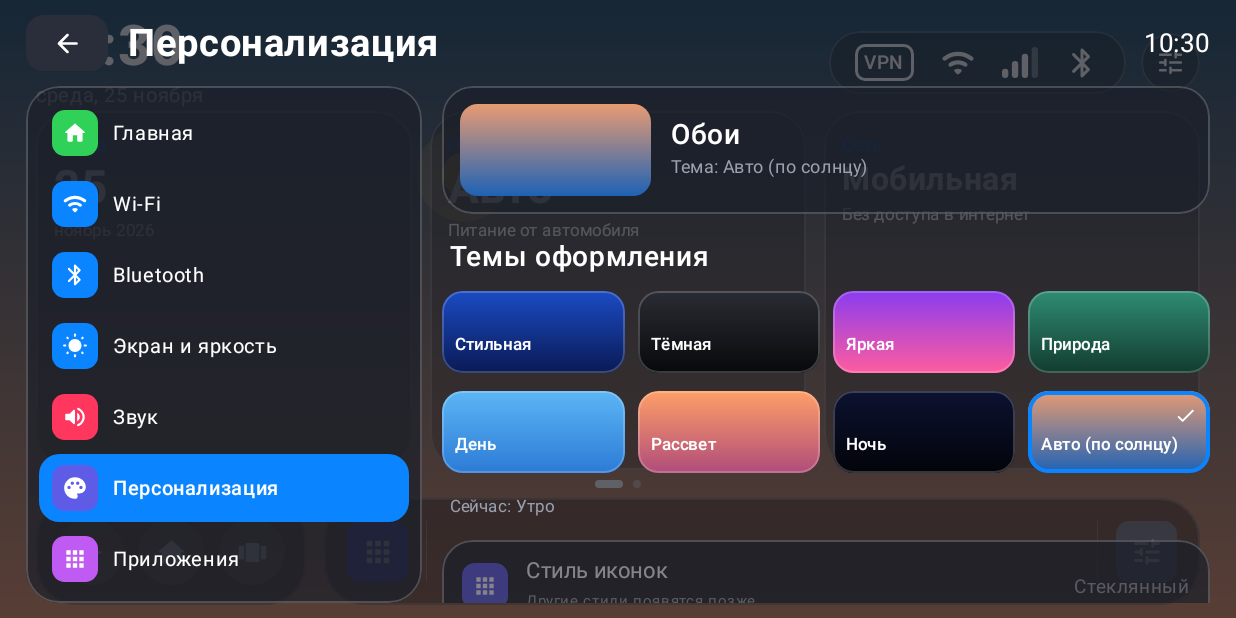
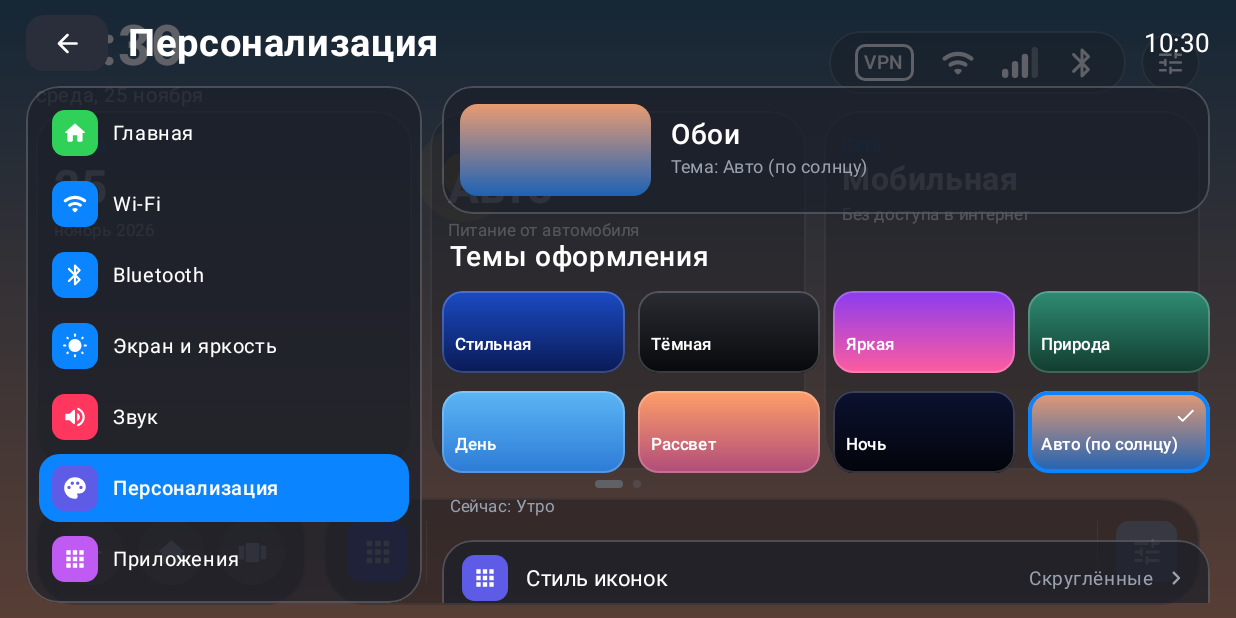
Before and after one commit to gyurdzhyan8631-netizen/aibox-ipad-launcher, an Android app built with Jetpack Compose: the screen it shows after launch (MainActivity), after a tap on "Авто", on a phone screen of 824 x 412 dp (held sideways). Run offline under Robolectric (Android 15) with nearby library versions, the phone set to English and light mode, and no system bars; pictures from the network do not load; 1 other tap on this screen came first.

Commit message:
Add launcher customization options
Co-authored-by: Copilot <223556219+Copilot@users.noreply.github.com>

```diff
--- a/app-drawer/src/main/java/com/aibox/launcher/appdrawer/AppDrawerOverlay.kt
+++ b/app-drawer/src/main/java/com/aibox/launcher/appdrawer/AppDrawerOverlay.kt
@@ -48,7 +48,9 @@ fun AppDrawerOverlay(
     onLaunchApp: (InstalledApp) -> Unit,
     onDismiss: () -> Unit,
     modifier: Modifier = Modifier,
-    iconScale: Float = 1f
+    iconScale: Float = 1f,
+    customIcons: Map<String, String> = emptyMap(),
+    iconCornerRadiusFraction: Float = 0.22f
 ) {
     AnimatedVisibility(
         visible = visible,
@@ -108,6 +110,8 @@ fun AppDrawerOverlay(
                             AppIconView(
                                 app = app,
                                 iconSize = 56.dp * iconScale,
+                                customIconUri = customIcons[app.packageName],
+                                cornerRadiusFraction = iconCornerRadiusFraction,
                                 onClick = { onLaunchApp(app) }
                             )
                         }
--- a/app/src/main/java/com/aibox/launcher/MainActivity.kt
+++ b/app/src/main/java/com/aibox/launcher/MainActivity.kt
@@ -19,7 +19,6 @@ import androidx.compose.runtime.setValue
 import androidx.core.view.WindowCompat
 import androidx.core.view.WindowInsetsCompat
 import androidx.core.view.WindowInsetsControllerCompat
-import com.aibox.launcher.core.ui.theme.AiBoxLauncherTheme
 import com.aibox.launcher.shell.LauncherRootScreen
 
 class MainActivity : ComponentActivity() {
@@ -55,7 +54,6 @@ class MainActivity : ComponentActivity() {
         )
 
         setContent {
-            AiBoxLauncherTheme {
             LauncherRootScreen(
                 appWidgetHost = widgetHost,
                 widgetIdsByScreen = desktopWidgetIds,
@@ -65,7 +63,6 @@ class MainActivity : ComponentActivity() {
                 onChooseDockIcon = ::chooseDockIcon,
                 onClearDockIcon = ::clearDockIcon
             )
-            }
         }
     }
 
--- a/core/core-model/src/main/java/com/aibox/launcher/core/model/LauncherModels.kt
+++ b/core/core-model/src/main/java/com/aibox/launcher/core/model/LauncherModels.kt
@@ -6,6 +6,12 @@ enum class VisualStyle(val title: String) {
     PREMIUM_GLASS("Premium Glass"),
     CLEAN_MINIMAL("Clean Minimal"),
     AUTOMOTIVE_PREMIUM("Automotive Premium")
+}
+
+enum class IconShape(val title: String, val cornerRadiusFraction: Float) {
+    ROUNDED("Скруглённые", 0.22f),
+    CIRCLE("Круглые", 0.5f),
+    SQUARE("Квадратные", 0f)
 }
 
 enum class AnimationIntensity(val title: String, val scaleFactor: Float) {
--- a/core/core-ui/src/main/java/com/aibox/launcher/core/ui/theme/Theme.kt
+++ b/core/core-ui/src/main/java/com/aibox/launcher/core/ui/theme/Theme.kt
@@ -97,39 +97,50 @@ fun tokensForStyle(style: VisualStyle): LauncherStyleTokens = when (style) {
     )
 }
 
-private val AppleTypography = Typography(
-    displayLarge = TextStyle(
-        fontFamily = FontFamily.SansSerif,
+private fun appleTypography(fontFamily: FontFamily): Typography {
+    val base = Typography()
+    fun TextStyle.withLauncherFont() = copy(fontFamily = fontFamily)
+
+    return base.copy(
+        displayLarge = base.displayLarge.withLauncherFont().copy(
             fontWeight = FontWeight.Bold,
             fontSize = 60.sp,
             letterSpacing = (-1.2).sp
         ),
-    headlineMedium = TextStyle(
-        fontFamily = FontFamily.SansSerif,
+        displayMedium = base.displayMedium.withLauncherFont(),
+        displaySmall = base.displaySmall.withLauncherFont(),
+        headlineLarge = base.headlineLarge.withLauncherFont(),
+        headlineMedium = base.headlineMedium.withLauncherFont().copy(
             fontWeight = FontWeight.SemiBold,
             fontSize = 24.sp,
             letterSpacing = (-0.4).sp
         ),
-    titleMedium = TextStyle(
-        fontFamily = FontFamily.SansSerif,
+        headlineSmall = base.headlineSmall.withLauncherFont(),
+        titleLarge = base.titleLarge.withLauncherFont(),
+        titleMedium = base.titleMedium.withLauncherFont().copy(
             fontWeight = FontWeight.Medium,
             fontSize = 16.sp
         ),
-    bodyMedium = TextStyle(
-        fontFamily = FontFamily.SansSerif,
+        titleSmall = base.titleSmall.withLauncherFont(),
+        bodyLarge = base.bodyLarge.withLauncherFont(),
+        bodyMedium = base.bodyMedium.withLauncherFont().copy(
             fontWeight = FontWeight.Normal,
             fontSize = 14.sp
         ),
-    labelSmall = TextStyle(
-        fontFamily = FontFamily.SansSerif,
+        bodySmall = base.bodySmall.withLauncherFont(),
+        labelLarge = base.labelLarge.withLauncherFont(),
+        labelMedium = base.labelMedium.withLauncherFont(),
+        labelSmall = base.labelSmall.withLauncherFont().copy(
             fontWeight = FontWeight.Medium,
             fontSize = 11.sp
         )
     )
+}
 
 @Composable
 fun AiBoxLauncherTheme(
     style: VisualStyle = VisualStyle.IPADOS_MINIMAL,
+    fontFamily: FontFamily = FontFamily.SansSerif,
     content: @Composable () -> Unit
 ) {
     val tokens = tokensForStyle(style)
@@ -162,7 +173,7 @@ fun AiBoxLauncherTheme(
     CompositionLocalProvider(LocalLauncherTokens provides tokens) {
         MaterialTheme(
             colorScheme = colorScheme,
-            typography = AppleTypography,
+            typography = appleTypography(fontFamily),
             shapes = shapes,
             content = content
         )
--- a/dock/src/main/java/com/aibox/launcher/dock/CarouselDockBar.kt
+++ b/dock/src/main/java/com/aibox/launcher/dock/CarouselDockBar.kt
@@ -65,7 +65,8 @@ fun CarouselDockBar(
     modifier: Modifier = Modifier,
     scale: Float = DockDefaults.DEFAULT_SCALE,
     customIcons: Map<String, String> = emptyMap(),
-    onReorderApps: (List<String>) -> Unit = {}
+    onReorderApps: (List<String>) -> Unit = {},
+    iconCornerRadiusFraction: Float = 0.22f
 ) {
     val panelHeight = DockDefaults.panelHeight(scale)
     val iconSize = maxOf(panelHeight - 36.dp, 28.dp)
@@ -141,6 +142,7 @@ fun CarouselDockBar(
                         listState = listState,
                         iconSize = iconSize,
                         customIconUri = customIcons[app.packageName],
+                        iconCornerRadiusFraction = iconCornerRadiusFraction,
                         onDrop = { draggedBy ->
                             val info = listState.layoutInfo
                             val dragged = info.visibleItemsInfo
@@ -185,6 +187,7 @@ private fun DockAppItem(
     listState: LazyListState,
     iconSize: Dp,
     customIconUri: String?,
+    iconCornerRadiusFraction: Float,
     onDrop: (Float) -> Unit,
     onClick: () -> Unit
 ) {
@@ -214,6 +217,7 @@ private fun DockAppItem(
         iconSize = iconSize,
         showLabel = false,
         customIconUri = customIconUri,
+        cornerRadiusFraction = iconCornerRadiusFraction,
         modifier = Modifier
             .pointerInput(app.packageName, index) {
                 detectDragGesturesAfterLongPress(
--- a/icons/src/main/java/com/aibox/launcher/icons/AppIconView.kt
+++ b/icons/src/main/java/com/aibox/launcher/icons/AppIconView.kt
@@ -71,7 +71,8 @@ fun AppIconView(
     modifier: Modifier = Modifier,
     iconSize: Dp = 64.dp,
     showLabel: Boolean = true,
-    customIconUri: String? = null
+    customIconUri: String? = null,
+    cornerRadiusFraction: Float = 0.22f
 ) {
     val icon = rememberAppIcon(app.packageName)
     Column(
@@ -81,7 +82,7 @@ fun AppIconView(
             .padding(8.dp),
         horizontalAlignment = Alignment.CenterHorizontally
     ) {
-        val shape = RoundedCornerShape(iconSize * 0.22f)
+        val shape = RoundedCornerShape(iconSize * cornerRadiusFraction.coerceIn(0f, 0.5f))
         if (customIconUri != null) {
             AsyncImage(
                 model = customIconUri,
--- a/launcher/src/main/java/com/aibox/launcher/shell/LauncherRootScreen.kt
+++ b/launcher/src/main/java/com/aibox/launcher/shell/LauncherRootScreen.kt
@@ -53,6 +53,7 @@ import com.aibox.launcher.controlcenter.ControlCenterSystemController
 import com.aibox.launcher.core.model.DayPeriod
 import com.aibox.launcher.core.model.InstalledApp
 import com.aibox.launcher.core.model.WeatherCondition
+import com.aibox.launcher.core.ui.theme.AiBoxLauncherTheme
 import com.aibox.launcher.desktop.HomeScreenPage
 import com.aibox.launcher.dock.CarouselDockBar
 import com.aibox.launcher.dock.SystemNavigationCapsule
@@ -204,6 +205,10 @@ fun LauncherRootScreen(
         else -> DayPeriod.NIGHT
     }
 
+    AiBoxLauncherTheme(
+        style = settings.visualStyle,
+        fontFamily = settings.font.family
+    ) {
         CompositionLocalProvider(
             LocalDensity provides Density(
                 density = density.density * settings.interfaceScale,
@@ -322,7 +327,9 @@ fun LauncherRootScreen(
                         showDateWidgetOnSecondScreen = settings.showDateWidgetOnSecondScreen,
                         showPowerWidgetOnSecondScreen = settings.showPowerWidgetOnSecondScreen,
                         showNetworkWidgetOnSecondScreen = settings.showNetworkWidgetOnSecondScreen,
-                        homeScreenApps = settings.homeScreenApps
+                        homeScreenApps = settings.homeScreenApps,
+                        customIcons = customDockIcons,
+                        iconCornerRadiusFraction = settings.iconShape.cornerRadiusFraction
                     )
                 }
 
@@ -380,7 +387,8 @@ fun LauncherRootScreen(
                     modifier = Modifier.weight(1f),
                     scale = settings.panelScale,
                     customIcons = customDockIcons,
-                    onReorderApps = settings::updateDockAppOrder
+                    onReorderApps = settings::updateDockAppOrder,
+                    iconCornerRadiusFraction = settings.iconShape.cornerRadiusFraction
                 )
             }
         }
@@ -394,7 +402,9 @@ fun LauncherRootScreen(
                 launchApp(app)
             },
             onDismiss = { showAppDrawer = false },
-            iconScale = settings.iconScale
+            iconScale = settings.iconScale,
+            customIcons = customDockIcons,
+            iconCornerRadiusFraction = settings.iconShape.cornerRadiusFraction
         )
 
         // 6. Шторка быстрого доступа
@@ -431,3 +441,4 @@ fun LauncherRootScreen(
         }
       }
     }
+}
--- a/settings/src/main/java/com/aibox/launcher/settings/LauncherSettings.kt
+++ b/settings/src/main/java/com/aibox/launcher/settings/LauncherSettings.kt
@@ -5,7 +5,21 @@ import androidx.compose.runtime.getValue
 import androidx.compose.runtime.mutableFloatStateOf
 import androidx.compose.runtime.mutableStateOf
 import androidx.compose.runtime.setValue
+import androidx.compose.ui.text.font.FontFamily
+import com.aibox.launcher.core.model.IconShape
+import com.aibox.launcher.core.model.VisualStyle
 import com.aibox.launcher.core.model.WallpaperTheme
+
+enum class LauncherFont(val title: String, val family: FontFamily) {
+    SANS_SERIF("Без засечек", FontFamily.SansSerif),
+    SERIF("С засечками", FontFamily.Serif),
+    MONOSPACE("Моноширинный", FontFamily.Monospace),
+    CURSIVE("Рукописный", FontFamily.Cursive);
+
+    companion object {
+        fun fromId(id: String?): LauncherFont = entries.firstOrNull { it.name == id } ?: SANS_SERIF
+    }
+}
 
 enum class ClockStyle(val id: String, val title: String) {
     BOLD("bold", "Жирный"),
@@ -32,6 +46,20 @@ class LauncherSettings(private val prefs: SharedPreferences) {
         private set
 
     var theme by mutableStateOf(WallpaperTheme.fromId(prefs.getString(K_THEME, null)))
+        private set
+    var visualStyle by mutableStateOf(
+        prefs.getString(K_VISUAL_STYLE, null)?.let { stored ->
+            VisualStyle.entries.firstOrNull { it.name == stored }
+        } ?: VisualStyle.IPADOS_MINIMAL
+    )
+        private set
+    var iconShape by mutableStateOf(
+        prefs.getString(K_ICON_SHAPE, null)?.let { stored ->
+            IconShape.entries.firstOrNull { it.name == stored }
+        } ?: IconShape.ROUNDED
+    )
+        private set
+    var font by mutableStateOf(LauncherFont.fromId(prefs.getString(K_FONT, null)))
         private set
     var clockStyle by mutableStateOf(ClockStyle.fromId(prefs.getString(K_CLOCK_STYLE, null)))
         private set
@@ -99,6 +127,21 @@ class LauncherSettings(private val prefs: SharedPreferences) {
         prefs.edit().putString(K_THEME, value.id).apply()
     }
 
+    fun updateVisualStyle(value: VisualStyle) {
+        visualStyle = value
+        prefs.edit().putString(K_VISUAL_STYLE, value.name).apply()
+    }
+
+    fun updateIconShape(value: IconShape) {
+        iconShape = value
+        prefs.edit().putString(K_ICON_SHAPE, value.name).apply()
+    }
+
+    fun updateFont(value: LauncherFont) {
+        font = value
+        prefs.edit().putString(K_FONT, value.name).apply()
+    }
+
     fun updateClockStyle(value: ClockStyle) {
         clockStyle = value
         prefs.edit().putString(K_CLOCK_STYLE, value.id).apply()
@@ -164,6 +207,9 @@ class LauncherSettings(private val prefs: SharedPreferences) {
         const val K_ICON = "icon_scale"
         const val K_CLOCK = "clock_scale"
         const val K_THEME = "wallpaper_theme"
+        const val K_VISUAL_STYLE = "visual_style"
+        const val K_ICON_SHAPE = "icon_shape"
+        const val K_FONT = "launcher_font"
         const val K_CLOCK_STYLE = "clock_style"
         const val K_MUSIC = "music_package"
         const val K_NAV = "nav_package"
--- a/settings/src/main/java/com/aibox/launcher/settings/SettingsSections.kt
+++ b/settings/src/main/java/com/aibox/launcher/settings/SettingsSections.kt
@@ -74,6 +74,8 @@ import androidx.compose.ui.unit.dp
 import androidx.compose.ui.unit.sp
 import coil.compose.AsyncImage
 import com.aibox.launcher.core.model.InstalledApp
+import com.aibox.launcher.core.model.IconShape
+import com.aibox.launcher.core.model.VisualStyle
 import com.aibox.launcher.core.model.WallpaperTheme
 import com.aibox.launcher.icons.rememberAppIcon
 import com.aibox.launcher.wallpaper.wallpaperPreviewColors
@@ -531,9 +533,59 @@ internal fun PersonalizationSection(
             icon = Icons.Rounded.Apps,
             iconColor = Color(0xFF5E5CE6),
             title = "Стиль иконок",
-            value = "Стеклянный",
-            subtitle = "Другие стили появятся позже",
-            enabled = false
+            value = settings.iconShape.title,
+            onClick = {
+                onPick(
+                    PickerRequest(
+                        title = "Форма иконок",
+                        options = IconShape.entries.map { PickerOption(it.name, it.title) },
+                        selectedKey = settings.iconShape.name,
+                        onSelect = { selected ->
+                            settings.updateIconShape(
+                                IconShape.entries.first { it.name == selected }
+                            )
+                        }
+                    )
+                )
+            }
+        )
+        RowDivider()
+        SettingsRow(
+            icon = Icons.Rounded.Palette,
+            iconColor = Color(0xFF5E5CE6),
+            title = "Стиль интерфейса",
+            value = settings.visualStyle.title,
+            onClick = {
+                onPick(
+                    PickerRequest(
+                        title = "Стиль интерфейса",
+                        options = VisualStyle.entries.map { PickerOption(it.name, it.title) },
+                        selectedKey = settings.visualStyle.name,
+                        onSelect = { selected ->
+                            settings.updateVisualStyle(
+                                VisualStyle.entries.first { it.name == selected }
+                            )
+                        }
+                    )
+                )
+            }
+        )
+        RowDivider()
+        SettingsRow(
+            icon = Icons.Rounded.Language,
+            iconColor = Color(0xFF30D158),
+            title = "Шрифт",
+            value = settings.font.title,
+            onClick = {
+                onPick(
+                    PickerRequest(
+                        title = "Шрифт интерфейса",
+                        options = LauncherFont.entries.map { PickerOption(it.name, it.title) },
+                        selectedKey = settings.font.name,
+                        onSelect = { settings.updateFont(LauncherFont.fromId(it)) }
+                    )
+                )
+            }
         )
         RowDivider()
         SettingsRow(
@@ -606,12 +658,12 @@ internal fun PersonalizationSection(
         )
         RowDivider()
         SettingsRow(
-            icon = Icons.Rounded.Palette,
-            iconColor = Color(0xFF5E5CE6),
-            title = "Пак иконок",
-            value = "Системные",
-            subtitle = "Свои паки иконок появятся позже",
-            enabled = false
+            icon = Icons.Rounded.Apps,
+            iconColor = Color(0xFFBF5AF2),
+            title = "Приложения и значки",
+            value = "Настроить",
+            subtitle = "Добавляйте приложения в док и задавайте свои изображения",
+            onClick = { onOpenSection(SettingsSection.APPS) }
         )
         RowDivider()
         SettingsRow(
@@ -724,13 +776,16 @@ internal fun AppsSection(
                     .padding(horizontal = 16.dp, vertical = 8.dp)
             ) {
                 val customIcon = customDockIcons[app.packageName]
+                val iconShape = RoundedCornerShape(
+                    40.dp * settings.iconShape.cornerRadiusFraction
+                )
                 if (customIcon != null) {
                     AsyncImage(
                         model = customIcon,
                         contentDescription = null,
                         modifier = Modifier
                             .size(40.dp)
-                            .clip(RoundedCornerShape(10.dp))
+                            .clip(iconShape)
                     )
                 } else if (icon != null) {
                     Image(
@@ -738,13 +793,13 @@ internal fun AppsSection(
                         contentDescription = null,
                         modifier = Modifier
                             .size(40.dp)
-                            .clip(RoundedCornerShape(10.dp))
+                            .clip(iconShape)
                     )
                 } else {
                     Box(
                         modifier = Modifier
                             .size(40.dp)
-                            .clip(RoundedCornerShape(10.dp))
+                            .clip(iconShape)
                             .background(Color.White.copy(alpha = 0.12f))
                     )
                 }
```
Also changed, not shown: desktop/src/main/java/com/aibox/launcher/desktop/HomeScreenPage.kt (+11 -1 lines), 2 other files. Lines whose indentation alone changed are shown as unchanged.
